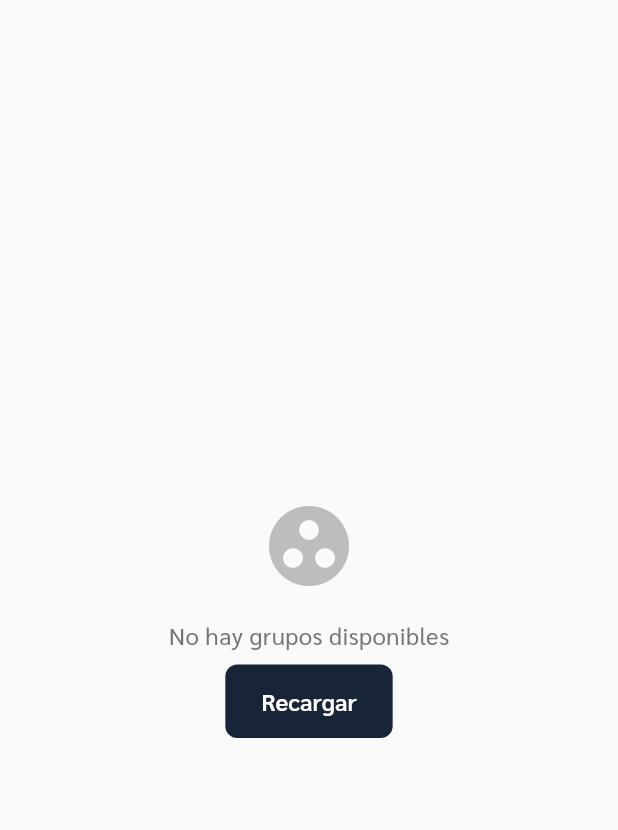
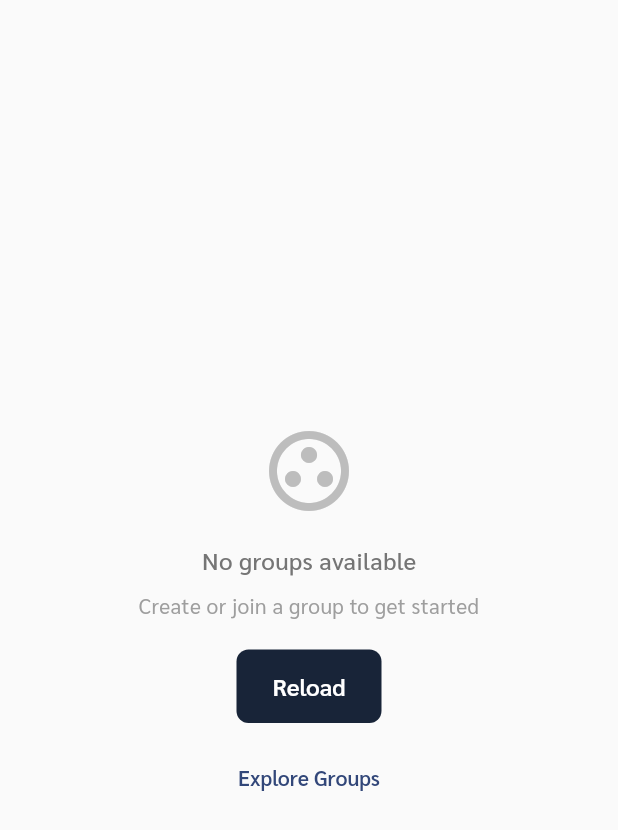
Before and after one commit to ThinkUp-SkillShare/flutter-mobile-application, a Flutter app: the HomeEmptyStateWidget widget shown alone on an empty page, opened directly with empty values, on a phone screen of 412 x 824 dp. Shown: the top 830 px of the screen. Run offline on Flutter 3.47's test engine with Material 3 defaults, Android fonts, the phone set to English and light mode, and no system bars; our stand-ins replace audioplayers, dio, file_picker, fl_chart, get_it, image_picker and 3 more; missing offline and left inert: flutter_webrtc, record; accounts and stored records are empty; network calls fail.

Commit message:
chore: format home module

```diff
--- a/lib/features/home/presentation/widgets/home_empty_state_widget.dart
+++ b/lib/features/home/presentation/widgets/home_empty_state_widget.dart
@@ -1,7 +1,7 @@
 import 'package:flutter/material.dart';
+import 'package:skillshare/i18n/app_localizations.dart';
 
 /// Widget displayed when there are no groups or subjects available to show.
-/// Provides a simple empty-state UI and a button to manually retry loading data.
 class HomeEmptyStateWidget extends StatelessWidget {
   final VoidCallback onReload;
 
@@ -12,35 +12,47 @@ class HomeEmptyStateWidget extends StatelessWidget {
 
   @override
   Widget build(BuildContext context) {
+    final localizations = AppLocalizations.of(context);
+
     return Center(
-      /// Centered column to visually communicate the empty state.
       child: Column(
         mainAxisAlignment: MainAxisAlignment.center,
         children: [
-          /// Icon representing the absence of groups.
           Icon(
-            Icons.group_work,
+            Icons.group_work_outlined,
             color: Colors.grey[400],
             size: 64,
           ),
-
           const SizedBox(height: 16),
-
-          /// Short message informing the user that no data is available.
           Text(
-            'No hay grupos disponibles',
+            localizations?.noGroupsAvailable ?? 'No groups available',
             style: TextStyle(
               color: Colors.grey[600],
               fontSize: 16,
+              fontWeight: FontWeight.w500,
             ),
           ),
-
           const SizedBox(height: 8),
-
-          /// Button allowing the user to retry loading data.
+          Text(
+            localizations?.createOrJoinGroup ?? 'Create or join a group to get started',
+            textAlign: TextAlign.center,
+            style: TextStyle(
+              color: Colors.grey[500],
+              fontSize: 14,
+            ),
+          ),
+          const SizedBox(height: 20),
           ElevatedButton(
             onPressed: onReload,
-            child: const Text('Recargar'),
+            child: Text(localizations?.reload ?? 'Reload'),
+          ),
+          const SizedBox(height: 12),
+          TextButton(
+            onPressed: () {
+              // Navigate to search or create group screen
+              Navigator.pushNamed(context, '/search');
+            },
+            child: Text(localizations?.exploreGroups ?? 'Explore Groups'),
           ),
         ],
       ),
--- a/lib/i18n/app_en.arb
+++ b/lib/i18n/app_en.arb
@@ -5,6 +5,10 @@
   },
   "featuredGroups": "Featured Groups",
   "popularSubjects": "Popular Subjects",
+  "noGroupsAvailable": "No groups available",
+  "createOrJoinGroup": "Create or join a group to get started",
+  "reload": "Reload",
+  "exploreGroups": "Explore Groups",
   "loginToYourAccount": "Login to your Account",
   "email": "Email",
   "password": "Password",
--- a/lib/i18n/app_es.arb
+++ b/lib/i18n/app_es.arb
@@ -5,6 +5,10 @@
   },
   "featuredGroups": "Grupos Destacados",
   "popularSubjects": "Categorías Populares",
+  "noGroupsAvailable": "No hay grupos disponibles",
+  "createOrJoinGroup": "Crea o únete a un grupo para comenzar",
+  "reload": "Recargar",
+  "exploreGroups": "Explorar grupos",
   "loginToYourAccount": "Inicia sesión en tu cuenta",
   "email": "Correo electrónico",
   "password": "Contraseña",
--- a/lib/i18n/app_localizations.dart
+++ b/lib/i18n/app_localizations.dart
@@ -115,6 +115,30 @@ abstract class AppLocalizations {
   /// In en, this message translates to:
   /// **'Popular Subjects'**
   String get popularSubjects;
+
+  /// No description provided for @noGroupsAvailable.
+  ///
+  /// In en, this message translates to:
+  /// **'No groups available'**
+  String get noGroupsAvailable;
+
+  /// No description provided for @createOrJoinGroup.
+  ///
+  /// In en, this message translates to:
+  /// **'Create or join a group to get started'**
+  String get createOrJoinGroup;
+
+  /// No description provided for @reload.
+  ///
+  /// In en, this message translates to:
+  /// **'Reload'**
+  String get reload;
+
+  /// No description provided for @exploreGroups.
+  ///
+  /// In en, this message translates to:
+  /// **'Explore Groups'**
+  String get exploreGroups;
 
   /// No description provided for @loginToYourAccount.
   ///
--- a/lib/i18n/app_localizations_en.dart
+++ b/lib/i18n/app_localizations_en.dart
@@ -16,6 +16,18 @@ class AppLocalizationsEn extends AppLocalizations {
 
   @override
   String get popularSubjects => 'Popular Subjects';
+
+  @override
+  String get noGroupsAvailable => 'No groups available';
+
+  @override
+  String get createOrJoinGroup => 'Create or join a group to get started';
+
+  @override
+  String get reload => 'Reload';
+
+  @override
+  String get exploreGroups => 'Explore Groups';
 
   @override
   String get loginToYourAccount => 'Login to your Account';
--- a/lib/i18n/app_localizations_es.dart
+++ b/lib/i18n/app_localizations_es.dart
@@ -16,6 +16,18 @@ class AppLocalizationsEs extends AppLocalizations {
 
   @override
   String get popularSubjects => 'Categorías Populares';
+
+  @override
+  String get noGroupsAvailable => 'No hay grupos disponibles';
+
+  @override
+  String get createOrJoinGroup => 'Crea o únete a un grupo para comenzar';
+
+  @override
+  String get reload => 'Recargar';
+
+  @override
+  String get exploreGroups => 'Explorar grupos';
 
   @override
   String get loginToYourAccount => 'Inicia sesión en tu cuenta';
--- a/lib/i18n/home/home_en.json
+++ b/lib/i18n/home/home_en.json
@@ -1,4 +1,8 @@
 {
   "featuredGroups": "Featured Groups",
-  "popularSubjects": "Popular Subjects"
+  "popularSubjects": "Popular Subjects",
+  "noGroupsAvailable": "No groups available",
+  "createOrJoinGroup": "Create or join a group to get started",
+  "reload": "Reload",
+  "exploreGroups": "Explore Groups"
 }
--- a/lib/i18n/home/home_es.json
+++ b/lib/i18n/home/home_es.json
@@ -1,4 +1,8 @@
 {
   "featuredGroups": "Grupos Destacados",
-  "popularSubjects": "Categorías Populares"
+  "popularSubjects": "Categorías Populares",
+  "noGroupsAvailable": "No hay grupos disponibles",
+  "createOrJoinGroup": "Crea o únete a un grupo para comenzar",
+  "reload": "Recargar",
+  "exploreGroups": "Explorar grupos"
 }
```
Also changed, not shown: lib/features/home/presentation/view_models/home_view_model.dart (+133 -56 lines), lib/features/home/presentation/views/home_screen.dart (+101 -21 lines), lib/features/home/presentation/widgets/home_error_widget.dart (+77 -15 lines), 4 other files.
